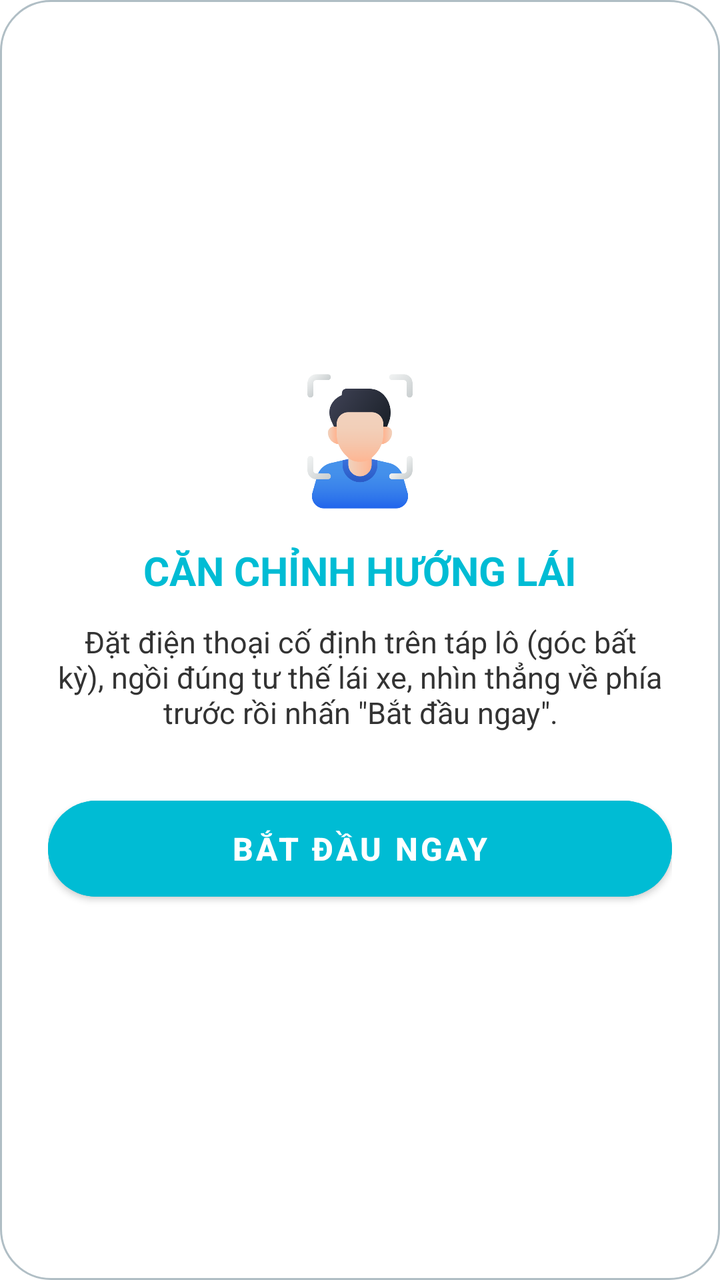
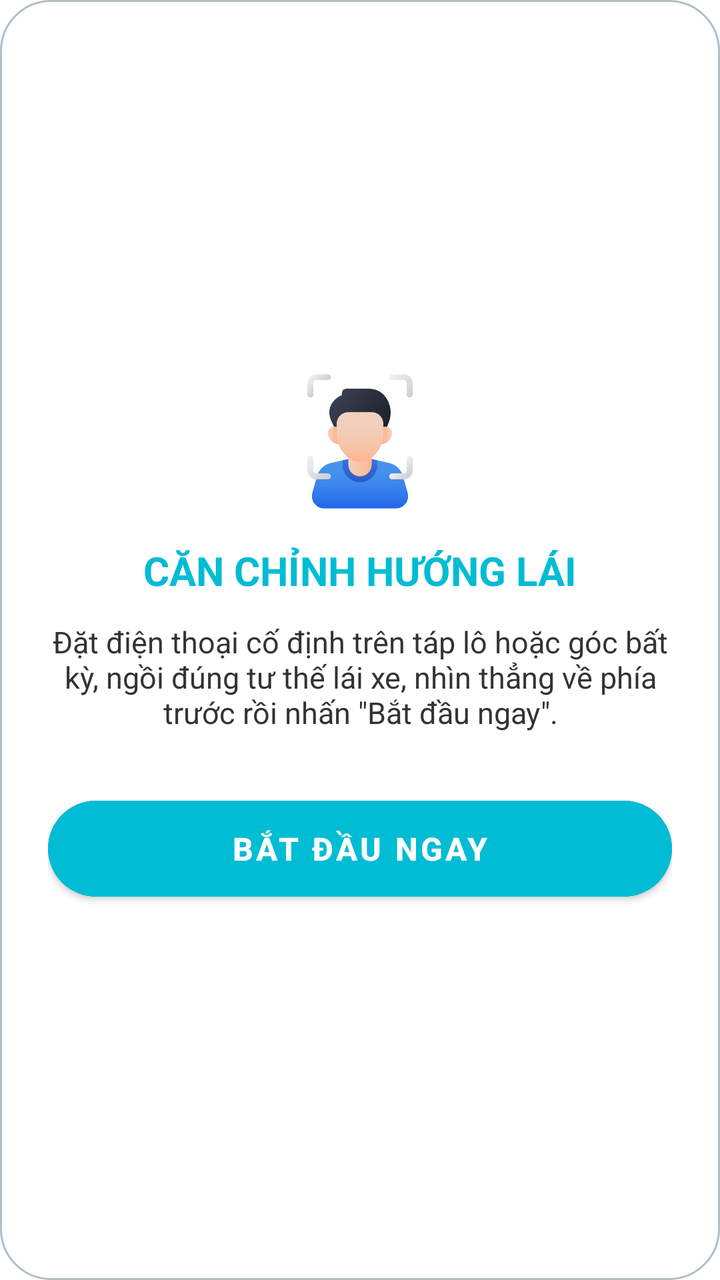

Before-and-after screenshots of an Android layout around one commit, followed by the original layout XML and the change that was made.
<!-- AndroidManifest.xml: application theme Theme.DmsApplication -->
<!-- res/layout/dialog_calibration.xml -->
<?xml version="1.0" encoding="utf-8"?>
<LinearLayout xmlns:android="http://schemas.android.com/apk/res/android"
    xmlns:app="http://schemas.android.com/apk/res-auto"
    android:layout_width="match_parent"
    android:layout_height="wrap_content"
    android:orientation="vertical"
    android:padding="24dp"
    android:gravity="center"
    android:background= "@drawable/bg_edittext_rounded">
    
    <ImageView
        android:layout_width="70dp"
        android:layout_height="70dp"
        android:src="@drawable/faceid2"
        android:layout_marginBottom="16dp"/>

    
    <TextView
        android:layout_width="wrap_content"
        android:layout_height="wrap_content"
        android:text="CĂN CHỈNH HƯỚNG LÁI"
        android:textSize="20sp"
        android:textStyle="bold"
        android:textColor="#00BCD4" />

    
    <TextView
        android:id="@+id/tvCalibrationDesc"
        android:layout_width="match_parent"
        android:layout_height="wrap_content"
        android:text="Đặt điện thoại cố định trên táp lô (góc bất kỳ), ngồi đúng tư thế lái xe, nhìn thẳng về phía trước rồi nhấn &quot;Bắt đầu ngay&quot;."
        android:textAlignment="center"
        android:layout_marginTop="12dp"
        android:textSize="15sp"
        android:textColor="#333333" />

    
    <TextView
        android:id="@+id/tvCountdown"
        android:layout_width="wrap_content"
        android:layout_height="wrap_content"
        android:text="5"
        android:textSize="64sp"
        android:textStyle="bold"
        android:textColor="#FF5722"
        android:visibility="gone"
        android:layout_marginTop="16dp" />

    
    <ProgressBar
        android:id="@+id/pbCalibration"
        style="?android:attr/progressBarStyleHorizontal"
        android:layout_width="match_parent"
        android:layout_height="wrap_content"
        android:layout_marginTop="12dp"
        android:indeterminate="true"
        android:visibility="invisible" />

    <com.google.android.material.button.MaterialButton
        android:id="@+id/btnStartCalibration"
        android:layout_width="match_parent"
        android:layout_height="60dp"
        android:text="Bắt đầu ngay"
        android:textSize="16sp"
        android:textStyle="bold"
        android:backgroundTint="#00BCD4"
        app:cornerRadius="30dp" />

</LinearLayout>
<!-- resources referenced by this layout -->
<resources>
  <!-- drawable bg_edittext_rounded (drawable) -->
  <?xml version="1.0" encoding="utf-8"?>
  <shape xmlns:android="http://schemas.android.com/apk/res/android"
      android:shape="rectangle">
  
      <corners android:radius="25dp" />
  
      <solid android:color="#FFFFFF" />
  
      <stroke
          android:width="1dp"
          android:color="#B0BEC5" />
  
      <padding
          android:left="16dp"
          android:right="16dp" />
  </shape>
  <!-- drawable faceid2: png bitmap (drawable, 27091 bytes) -->
  <style name="Theme.DmsApplication" parent="Theme.MaterialComponents.DayNight.NoActionBar" />
</resources>

<!-- the commit's change to res/layout/dialog_calibration.xml (unified diff, before → after) -->
@@ -28,7 +28,7 @@
         android:id="@+id/tvCalibrationDesc"
         android:layout_width="match_parent"
         android:layout_height="wrap_content"
-        android:text="Đặt điện thoại cố định trên táp lô (góc bất kỳ), ngồi đúng tư thế lái xe, nhìn thẳng về phía trước rồi nhấn &quot;Bắt đầu ngay&quot;."
+        android:text="Đặt điện thoại cố định trên táp lô hoặc góc bất kỳ, ngồi đúng tư thế lái xe, nhìn thẳng về phía trước rồi nhấn &quot;Bắt đầu ngay&quot;."
         android:textAlignment="center"
         android:layout_marginTop="12dp"
         android:textSize="15sp"
